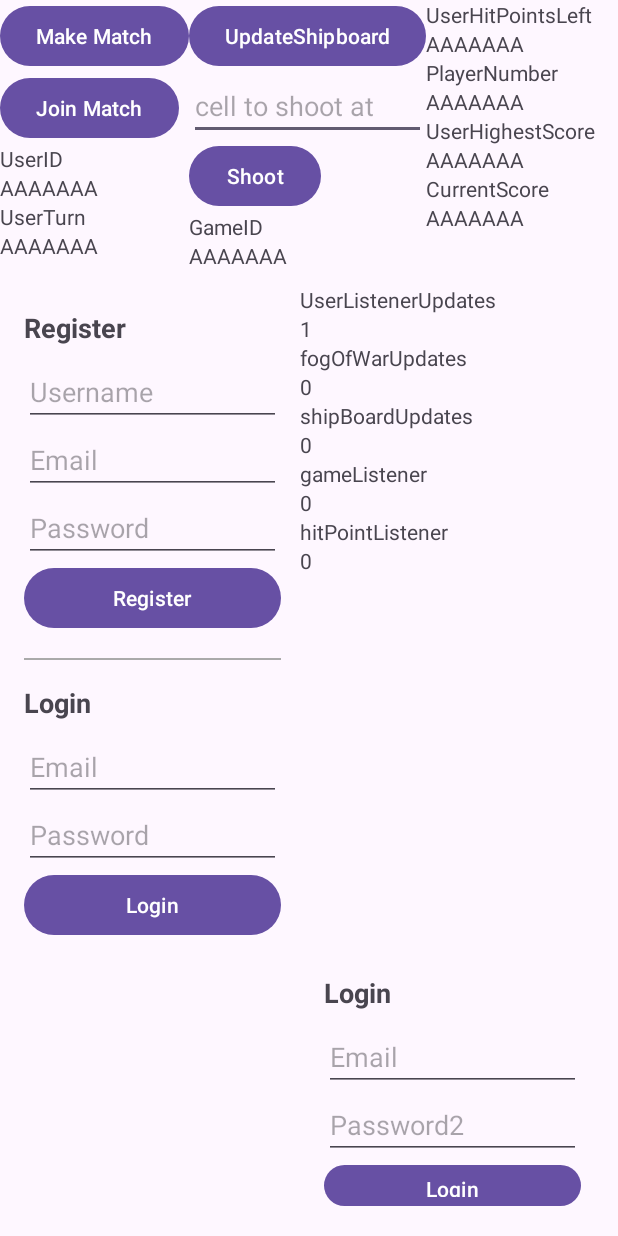
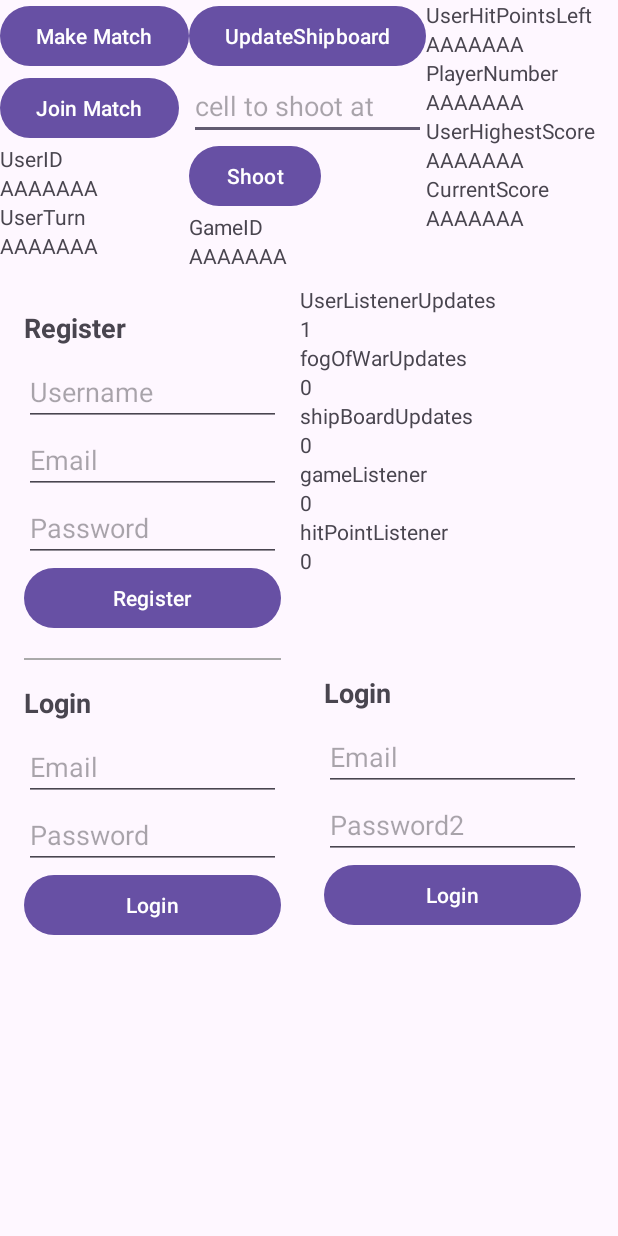
Before and after one commit to JosephByronLane/BattleShipGame, an Android app: the TestActivity screen opened directly, with no data from a screen before it, on a phone screen of 412 x 824 dp. Run offline under Robolectric (Android 15) with nearby library versions, the phone set to English and light mode, and no system bars; our stand-ins replace Firebase (no records; nobody signed in at launch, a user with empty details on screens opened directly).

Commit message:
stashing commit

```diff
--- a/app/src/main/res/layout/activity_test.xml
+++ b/app/src/main/res/layout/activity_test.xml
@@ -294,7 +294,7 @@
         <LinearLayout
             android:layout_width="203dp"
             android:layout_height="wrap_content"
-            android:layout_marginTop="250dp"
+            android:layout_marginTop="50dp"
             android:orientation="vertical"
             android:padding="16dp">
 
```
